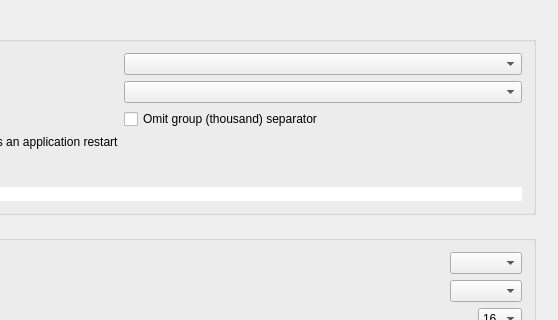
Before: the Qt Designer form src/ui/qgsoptionsbase.ui in carsmie/QGIS, drawn with Qt 5; both pictures show x 471 to 1029 and y 0 to 320 of the 1029 by 878 pixel window.
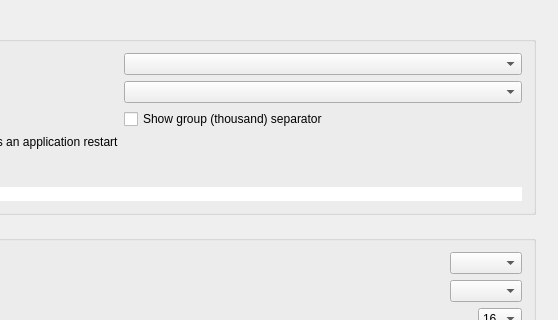
After: the same form once the commit is applied. Icons and pictures are not drawn. Custom widgets are drawn as their Qt base class.

Commit message: Omit group separator by default

What changed in the file:
```diff
--- a/src/ui/qgsoptionsbase.ui
+++ b/src/ui/qgsoptionsbase.ui
@@ -401,7 +401,7 @@
                     <item row="3" column="1">
                      <widget class="QCheckBox" name="cbOmitGroupSeparator">
                       <property name="text">
-                       <string>Omit group (thousand) separator</string>
+                       <string>Show group (thousand) separator</string>
                       </property>
                      </widget>
                     </item>
```
Left out of the diff: 2 changed lines with no effect on the pictures. The commit also changes 2 other files.
